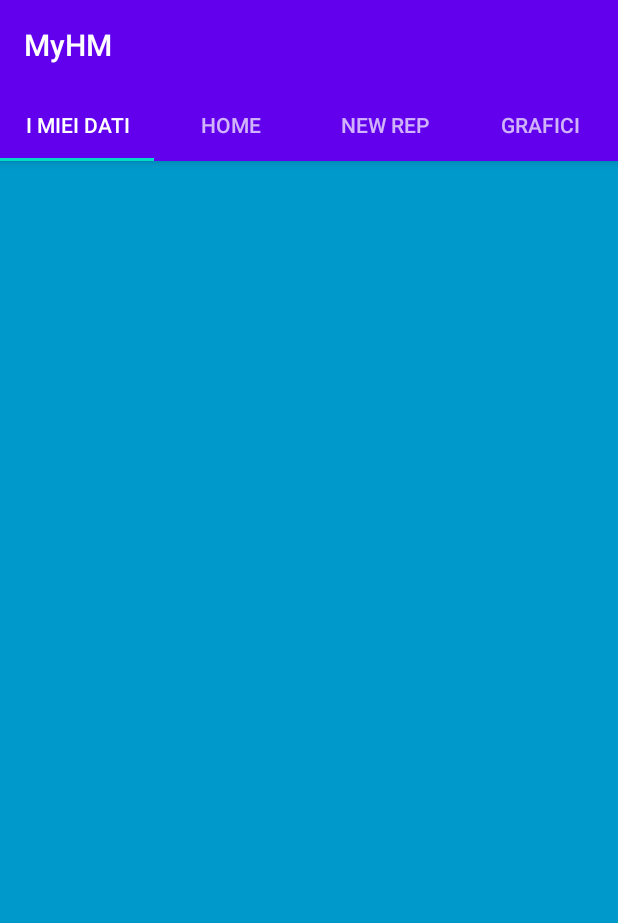
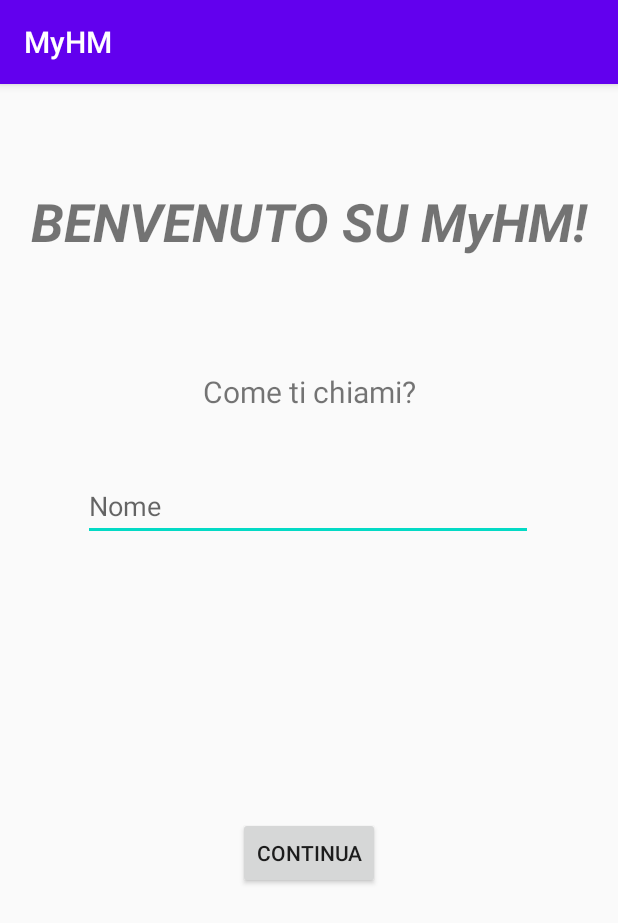
Before and after one commit to simonettimartino/LAM, an Android app: the screen it shows after launch (MainActivity before the commit, StartActivity after it), on a phone screen of 412 x 824 dp. Shown: the top 923 px of the screen. Run offline under Robolectric (Android 15) with nearby library versions, the phone set to English and light mode, and no system bars; our stand-ins replace Room's generated code; libraries missing offline, so code that uses them is left out: com.google.android.material, it.xabaras.android.

Commit message:
schermata iniziale

```diff
--- a/MyHM/app/src/main/AndroidManifest.xml
+++ b/MyHM/app/src/main/AndroidManifest.xml
@@ -11,6 +11,7 @@
         android:roundIcon="@mipmap/ic_launcher_round"
         android:supportsRtl="true"
         android:theme="@style/AppTheme">
+        <activity android:name=".StartActivity"></activity>
         <activity android:name=".ActivityGraficoPeso" />
         <activity
             android:name=".MainActivity"
--- a/MyHM/app/src/main/java/com/example/myhm/MainActivity.java
+++ b/MyHM/app/src/main/java/com/example/myhm/MainActivity.java
@@ -1,6 +1,8 @@
 package com.example.myhm;
 
 import android.content.Context;
+import android.content.Intent;
+import android.content.SharedPreferences;
 import android.os.AsyncTask;
 import android.os.Bundle;
 import android.widget.Toast;
@@ -16,6 +18,17 @@ public class MainActivity extends AppCompatActivity {
 
     @Override
     protected void onCreate(Bundle savedInstanceState) {
+
+        SharedPreferences prefs = getSharedPreferences("prefs", MODE_PRIVATE);
+        boolean firstStart = prefs.getBoolean("firstStart", true);
+
+        if (firstStart){
+            startActivity(new Intent(MainActivity.this, StartActivity.class));
+            SharedPreferences.Editor editor = prefs.edit();
+            editor.putBoolean("firstStart", false);
+            editor.apply();
+        }
+
         super.onCreate(savedInstanceState);
         setContentView(R.layout.activity_main);
         SectionsPagerAdapter sectionsPagerAdapter = new SectionsPagerAdapter(this, getSupportFragmentManager());
@@ -28,6 +41,4 @@ public class MainActivity extends AppCompatActivity {
     }
 
 
-
-
 }
--- a/MyHM/app/src/main/java/com/example/myhm/MyData.java
+++ b/MyHM/app/src/main/java/com/example/myhm/MyData.java
@@ -1,14 +1,37 @@
 package com.example.myhm;
 
+import android.content.SharedPreferences;
 import android.os.Bundle;
 import androidx.annotation.Nullable;
 import androidx.fragment.app.Fragment;
 import android.view.LayoutInflater;
 import android.view.View;
 import android.view.ViewGroup;
+import android.widget.TextView;
+
+import static android.content.Context.MODE_PRIVATE;
 
 public class MyData extends Fragment {
+
+
+    private TextView nome;
+    private String n;
+
+    public static final String SHARED_PREFS = "sharedPrefs";
+    public static final String NOME = "nome";
+
     public View onCreateView(LayoutInflater inflater, @Nullable ViewGroup container, @Nullable Bundle savedInstanceState) {
-        return inflater.inflate(R.layout.fragment_mydata, container, false);
+        View view = inflater.inflate(R.layout.fragment_mydata, container, false);
+
+        nome = view.findViewById(R.id.nome1);
+
+        SharedPreferences sharedPreferences = getActivity().getSharedPreferences(SHARED_PREFS, MODE_PRIVATE);
+        n = sharedPreferences.getString(NOME, "");
+
+        nome.setText(n);
+
+
+        return view;
     }
+
 }
--- /dev/null
+++ b/MyHM/app/src/main/java/com/example/myhm/StartActivity.java
@@ -0,0 +1,50 @@
+package com.example.myhm;
+
+import androidx.appcompat.app.AppCompatActivity;
+
+import android.content.Intent;
+import android.content.SharedPreferences;
+import android.os.Bundle;
+import android.view.View;
+import android.widget.Button;
+import android.widget.EditText;
+import android.widget.Toast;
+
+public class StartActivity extends AppCompatActivity {
+
+    private Button avanti;
+    private EditText nome;
+    private String name;
+
+
+    public static final String SHARED_PREFS = "sharedPrefs";
+    public static final String NOME = "nome";
+
+    @Override
+    protected void onCreate(Bundle savedInstanceState) {
+        super.onCreate(savedInstanceState);
+        setContentView(R.layout.activity_start);
+
+        avanti = this.findViewById(R.id.buttonStart);
+        nome = this.findViewById(R.id.nome);
+
+        avanti.setOnClickListener(new View.OnClickListener() {
+            @Override
+            public void onClick(View view) {
+
+                saveData();
+
+                startActivity(new Intent(StartActivity.this, MainActivity.class));
+            }
+        });
+    }
+
+    public void saveData() {
+        SharedPreferences sharedPreferences = getSharedPreferences(SHARED_PREFS, MODE_PRIVATE);
+        SharedPreferences.Editor editor = sharedPreferences.edit();
+        editor.putString(NOME, nome.getText().toString());
+        editor.apply();
+        Toast.makeText(this, "Data saved", Toast.LENGTH_SHORT).show();
+    }
+
+}
--- /dev/null
+++ b/MyHM/app/src/main/res/layout/activity_start.xml
@@ -0,0 +1,59 @@
+<?xml version="1.0" encoding="utf-8"?>
+<androidx.constraintlayout.widget.ConstraintLayout xmlns:android="http://schemas.android.com/apk/res/android"
+    xmlns:app="http://schemas.android.com/apk/res-auto"
+    xmlns:tools="http://schemas.android.com/tools"
+    android:layout_width="match_parent"
+    android:layout_height="match_parent"
+    tools:context=".StartActivity">
+
+
+    <TextView
+        android:id="@+id/textView10"
+        android:layout_width="wrap_content"
+        android:layout_height="wrap_content"
+        android:layout_marginTop="68dp"
+        android:text="BENVENUTO SU MyHM!"
+        android:textSize="35dp"
+        android:textStyle="bold|italic"
+        app:layout_constraintEnd_toEndOf="parent"
+        app:layout_constraintStart_toStartOf="parent"
+        app:layout_constraintTop_toTopOf="parent" />
+
+    <com.google.android.material.textfield.TextInputEditText
+        android:id="@+id/nome"
+        android:layout_width="300dp"
+        android:layout_height="46dp"
+        android:layout_marginTop="40dp"
+        android:hint="Nome"
+        android:inputType="text"
+        app:layout_constraintEnd_toEndOf="parent"
+        app:layout_constraintHorizontal_bias="0.495"
+        app:layout_constraintStart_toStartOf="parent"
+        app:layout_constraintTop_toBottomOf="@+id/textView11"
+        tools:ignore="MissingConstraints" />
+
+    <Button
+        android:id="@+id/buttonStart"
+        android:layout_width="wrap_content"
+        android:layout_height="wrap_content"
+        android:layout_marginTop="184dp"
+        android:text="Continua"
+        app:layout_constraintBottom_toBottomOf="parent"
+        app:layout_constraintEnd_toEndOf="parent"
+        app:layout_constraintStart_toStartOf="parent"
+        app:layout_constraintTop_toBottomOf="@+id/nome"
+        app:layout_constraintVertical_bias="0.0"
+        tools:ignore="MissingConstraints" />
+
+    <TextView
+        android:id="@+id/textView11"
+        android:layout_width="wrap_content"
+        android:layout_height="wrap_content"
+        android:layout_marginTop="76dp"
+        android:text="Come ti chiami?"
+        android:textSize="20dp"
+        app:layout_constraintEnd_toEndOf="parent"
+        app:layout_constraintStart_toStartOf="parent"
+        app:layout_constraintTop_toBottomOf="@+id/textView10" />
+
+</androidx.constraintlayout.widget.ConstraintLayout>
```
Also changed, not shown: MyHM/app/src/main/res/layout/fragment_mydata.xml (+77 -3 lines).
